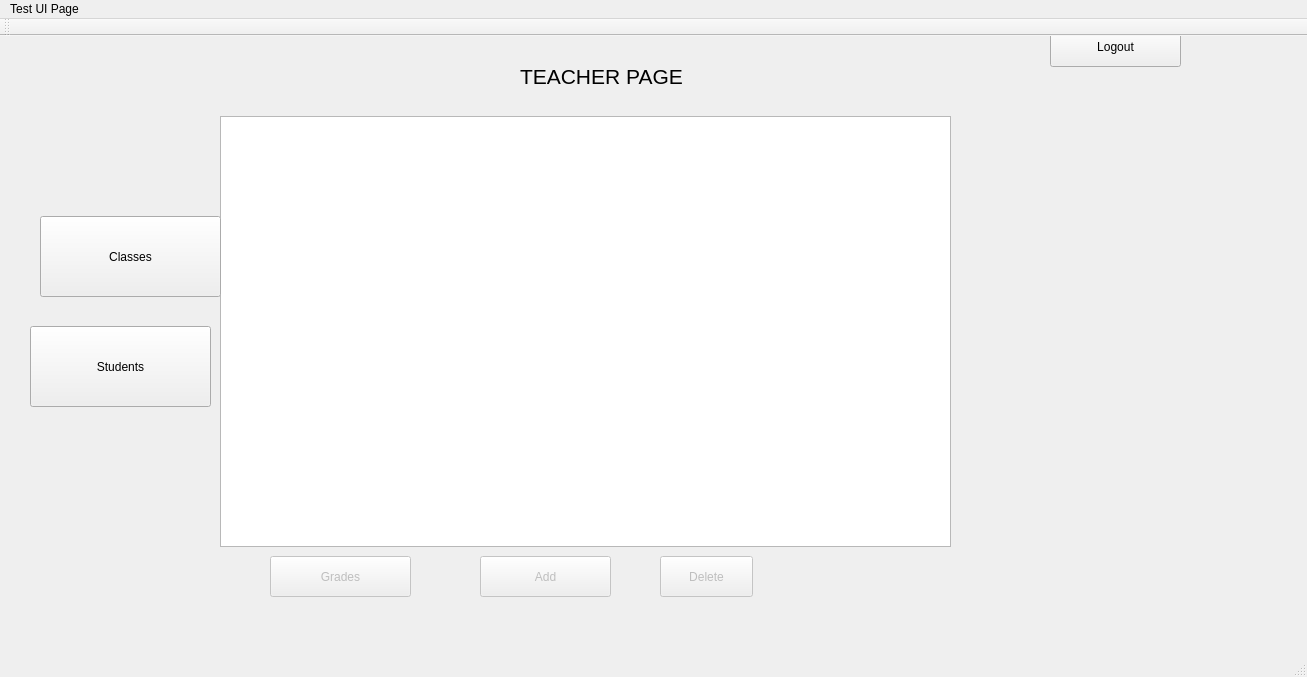
Old version of the form mywindow.ui in the repository shampun/Student-UI-Database.
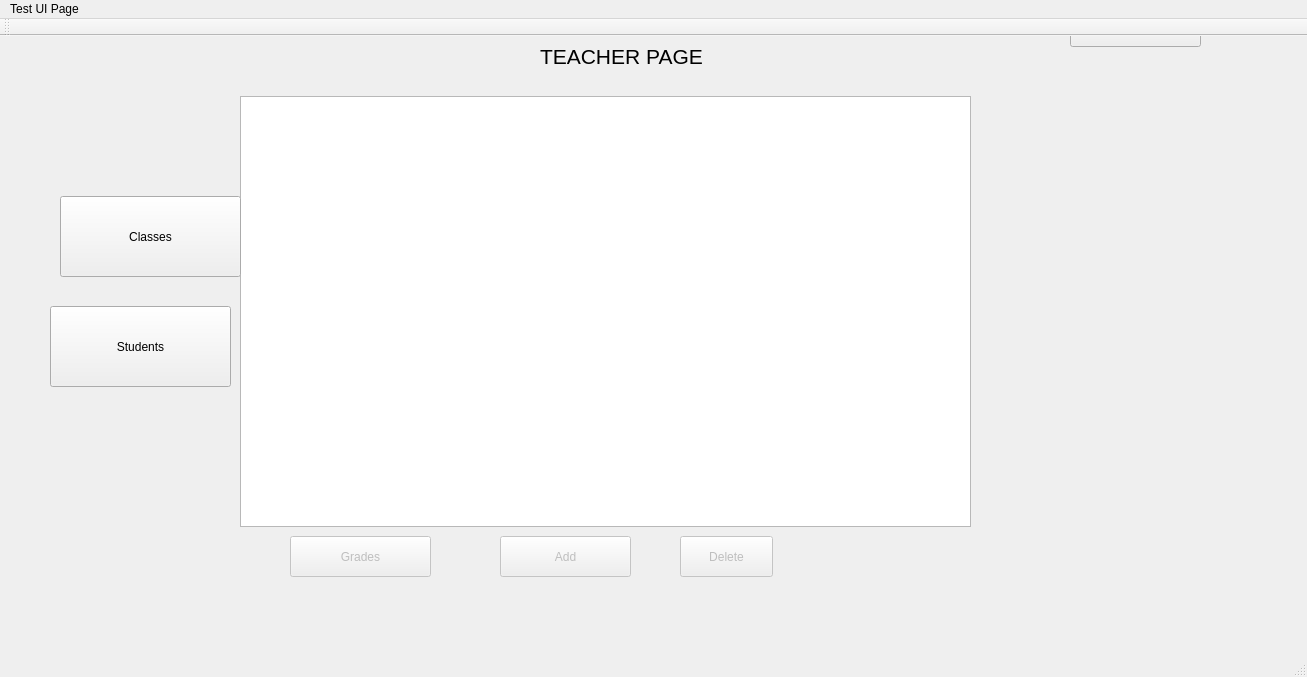
New version of the form.

```diff
--- a/mywindow.ui
+++ b/mywindow.ui
@@ -17,8 +17,8 @@
    <widget class="QStackedWidget" name="stackedWidget">
     <property name="geometry">
      <rect>
-      <x>-80</x>
-      <y>-30</y>
+      <x>-60</x>
+      <y>-50</y>
       <width>1301</width>
       <height>631</height>
      </rect>
```
